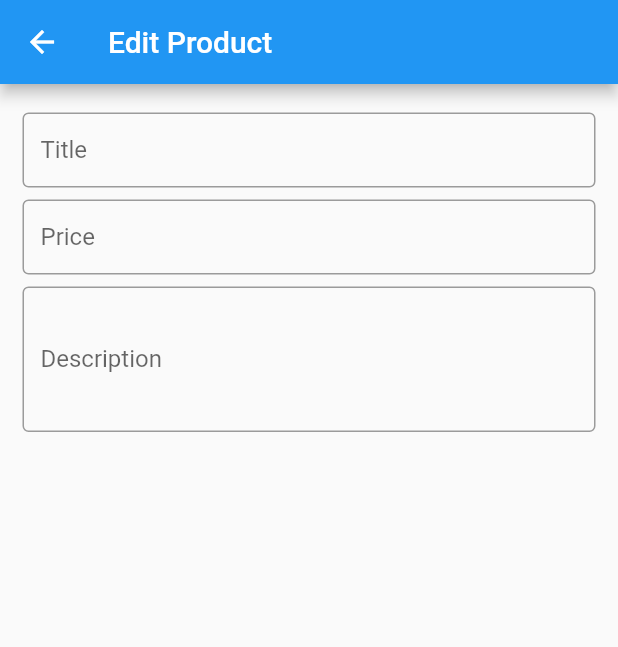
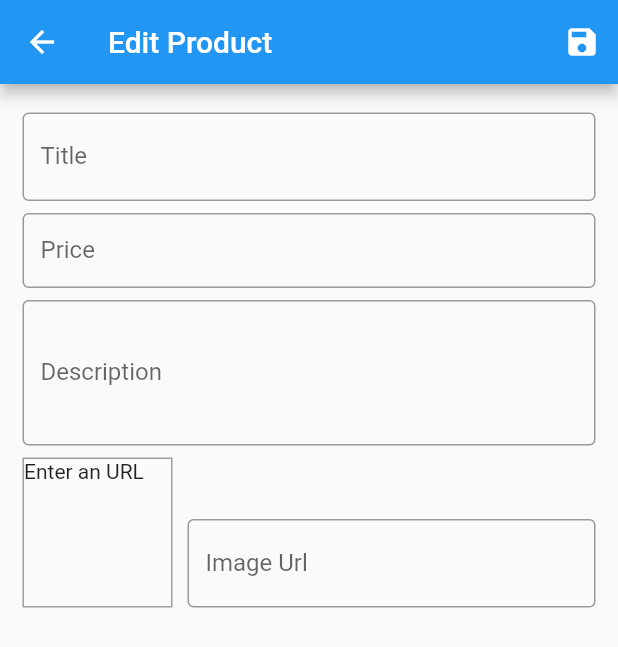
Before and after one commit to cscouto/shop_app, a Flutter app: the EditProductPage screen opened by its route, on a phone screen of 412 x 824 dp. Shown: the top 647 px of the screen. Run offline on Flutter 3.47's test engine with Material 2 defaults, Android fonts, the phone set to English and light mode, and no system bars; network calls fail.

```diff
--- a/lib/model/product.dart
+++ b/lib/model/product.dart
@@ -2,10 +2,10 @@ import 'package:flutter/material.dart';
 
 class Product with ChangeNotifier {
   final String id;
-  final String title;
-  final String description;
-  final double price;
-  final String imageUrl;
+  String title;
+  String description;
+  double price;
+  String imageUrl;
   bool isFavorite;
 
   Product({
--- a/lib/pages/edit_product_page.dart
+++ b/lib/pages/edit_product_page.dart
@@ -1,4 +1,5 @@
 import 'package:flutter/material.dart';
+import 'package:shop_app/model/product.dart';
 
 class EditProductPage extends StatefulWidget {
   static const routeName = '/edit-product';
@@ -9,12 +10,31 @@ class EditProductPage extends StatefulWidget {
 class _EditProductPageState extends State<EditProductPage> {
   final _priceFocusNode = FocusNode();
   final _descriptionFocusNode = FocusNode();
+  final _imageController = TextEditingController();
+  final _form = GlobalKey<FormState>();
+
+  var _product = Product(
+    id: DateTime.now().toString(),
+    title: "",
+    description: "",
+    imageUrl: "",
+    isFavorite: false,
+    price: 0.0,
+  );
 
   @override
   void dispose() {
     _priceFocusNode.dispose();
     _descriptionFocusNode.dispose();
+    _imageController.dispose();
     super.dispose();
+  }
+
+  void _saveForm() {
+    final _isValid = _form.currentState.validate();
+    if (_isValid) {
+      _form.currentState.save();
+    }
   }
 
   @override
@@ -22,17 +42,28 @@ class _EditProductPageState extends State<EditProductPage> {
     return Scaffold(
       appBar: AppBar(
         title: Text('Edit Product'),
+        actions: <Widget>[
+          IconButton(
+            icon: Icon(Icons.save),
+            onPressed: _saveForm,
+          )
+        ],
       ),
       body: Padding(
         padding: const EdgeInsets.all(15.0),
         child: Form(
+          key: _form,
           child: SingleChildScrollView(
             child: Column(
               children: <Widget>[
                 SizedBox(height: 4),
-                Container(
-                  height: 50,
-                  child: TextFormField(
+                TextFormField(
+                  validator: (value) {
+                    if (value.isEmpty) {
+                      return 'Please provide a value.';
+                    }
+                    return null;
+                  },
                   decoration: InputDecoration(
                     labelText: 'Title',
                     border: OutlineInputBorder(),
@@ -41,7 +72,7 @@ class _EditProductPageState extends State<EditProductPage> {
                   onFieldSubmitted: (_) {
                     FocusScope.of(context).requestFocus(_priceFocusNode);
                   },
-                  ),
+                  onSaved: (value) => _product.title = value,
                 ),
                 SizedBox(height: 8),
                 Container(
@@ -54,9 +85,11 @@ class _EditProductPageState extends State<EditProductPage> {
                     textInputAction: TextInputAction.next,
                     keyboardType: TextInputType.number,
                     focusNode: _priceFocusNode,
-                    onFieldSubmitted: (_){
-                      FocusScope.of(context).requestFocus(_descriptionFocusNode);
+                    onFieldSubmitted: (_) {
+                      FocusScope.of(context)
+                          .requestFocus(_descriptionFocusNode);
                     },
+                    onSaved: (value) => _product.price = double.parse(value),
                   ),
                 ),
                 SizedBox(height: 8),
@@ -68,6 +101,45 @@ class _EditProductPageState extends State<EditProductPage> {
                   ),
                   keyboardType: TextInputType.multiline,
                   focusNode: _descriptionFocusNode,
+                  onSaved: (value) => _product.description = value,
+                ),
+                Row(
+                  crossAxisAlignment: CrossAxisAlignment.end,
+                  children: <Widget>[
+                    Container(
+                      width: 100,
+                      height: 100,
+                      margin: EdgeInsets.only(
+                        top: 8,
+                        right: 10,
+                      ),
+                      decoration: BoxDecoration(
+                        border: Border.all(
+                          width: 1,
+                          color: Colors.grey,
+                        ),
+                      ),
+                      child: _imageController.text.isEmpty
+                          ? Text('Enter an URL')
+                          : FittedBox(
+                              child: Image.network(_imageController.text),
+                              fit: BoxFit.cover,
+                            ),
+                    ),
+                    Expanded(
+                      child: TextFormField(
+                        decoration: InputDecoration(
+                          labelText: 'Image Url',
+                          border: OutlineInputBorder(),
+                        ),
+                        keyboardType: TextInputType.url,
+                        textInputAction: TextInputAction.done,
+                        controller: _imageController,
+                        onFieldSubmitted: (_) => _saveForm(),
+                        onSaved: (value) => _product.imageUrl = value,
+                      ),
+                    ),
+                  ],
                 ),
               ],
             ),
```
Lines whose indentation alone changed are shown as unchanged.
